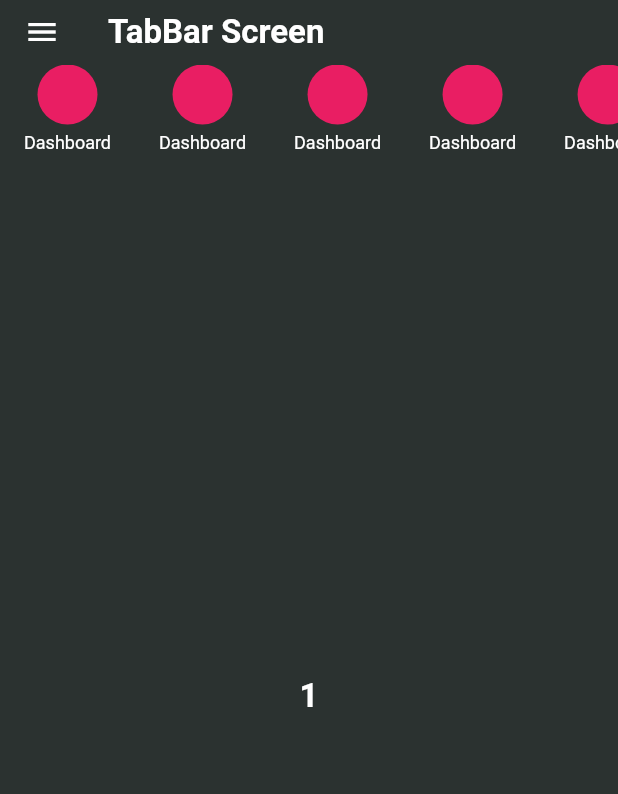
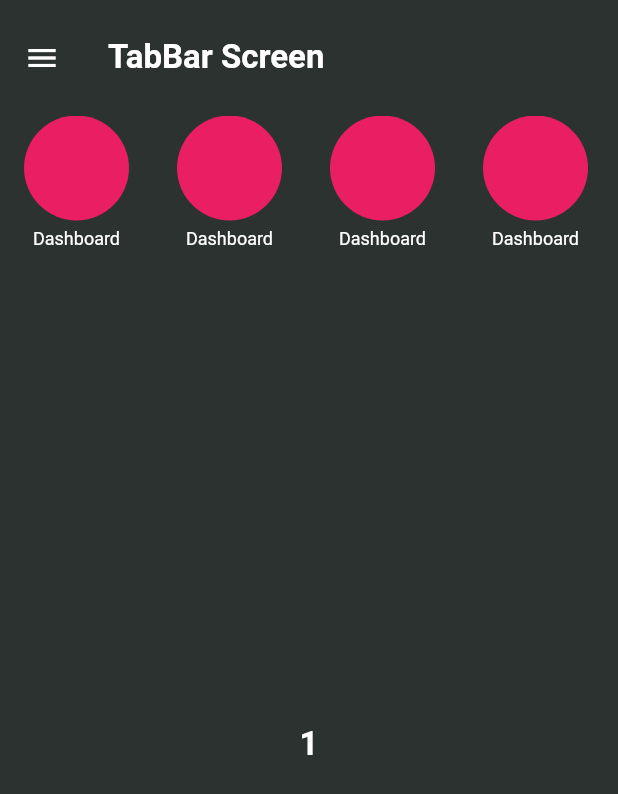
Before and after one commit to Mohamed-Yassien/gridview_selectable-items-and-tab-bar, a Flutter app: the screen it shows after launch, on a phone screen of 412 x 824 dp. Shown: the top 794 px of the screen. Run offline on Flutter 3.47's test engine with Material 2 defaults, Android fonts, the phone set to English and light mode, and no system bars.

Commit message:
finish app

```diff
--- a/lib/tab_bar_screen.dart
+++ b/lib/tab_bar_screen.dart
@@ -12,6 +12,7 @@ class TabBarScreen extends StatelessWidget {
           backgroundColor: Color(0xFF2B3230),
         ),
         appBar: AppBar(
+          toolbarHeight: 120,
           elevation: 0,
           title: Text(
             'TabBar Screen',
@@ -28,6 +29,7 @@ class TabBarScreen extends StatelessWidget {
                 children: [
                   const CircleAvatar(
                     backgroundColor: Colors.pink,
+                    radius: 35,
                   ),
                   const SizedBox(
                     height: 5,
@@ -44,6 +46,7 @@ class TabBarScreen extends StatelessWidget {
                 children: [
                   const CircleAvatar(
                     backgroundColor: Colors.pink,
+                    radius: 35,
                   ),
                   const SizedBox(
                     height: 5,
@@ -60,6 +63,7 @@ class TabBarScreen extends StatelessWidget {
                 children: [
                   const CircleAvatar(
                     backgroundColor: Colors.pink,
+                    radius: 35,
                   ),
                   const SizedBox(
                     height: 5,
@@ -76,6 +80,7 @@ class TabBarScreen extends StatelessWidget {
                 children: [
                   const CircleAvatar(
                     backgroundColor: Colors.pink,
+                    radius: 35,
                   ),
                   const SizedBox(
                     height: 5,
@@ -92,6 +97,7 @@ class TabBarScreen extends StatelessWidget {
                 children: [
                   const CircleAvatar(
                     backgroundColor: Colors.pink,
+                    radius: 35,
                   ),
                   const SizedBox(
                     height: 5,
@@ -108,6 +114,7 @@ class TabBarScreen extends StatelessWidget {
                 children: [
                   const CircleAvatar(
                     backgroundColor: Colors.pink,
+                    radius: 35,
                   ),
                   const SizedBox(
                     height: 5,
@@ -124,6 +131,7 @@ class TabBarScreen extends StatelessWidget {
                 children: [
                   const CircleAvatar(
                     backgroundColor: Colors.pink,
+                    radius: 35,
                   ),
                   const SizedBox(
                     height: 5,
```
